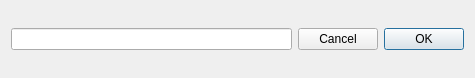
JokerSync/Joker, file libs/PhCommonUI/PhTimeCodeDialog.ui: the form before one commit.
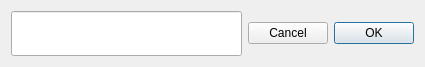
The form after the commit. Custom widgets are drawn as their Qt base class.

The edit to the form file:
```diff
--- a/libs/PhCommonUI/PhTimeCodeDialog.ui
+++ b/libs/PhCommonUI/PhTimeCodeDialog.ui
@@ -6,8 +6,8 @@
    <rect>
     <x>0</x>
     <y>0</y>
-    <width>475</width>
-    <height>78</height>
+    <width>425</width>
+    <height>45</height>
    </rect>
   </property>
   <property name="windowTitle">
@@ -15,7 +15,22 @@
   </property>
   <layout class="QHBoxLayout" name="horizontalLayout">
    <item>
-    <widget class="TimecodeEdit" name="_timecodeEdit"/>
+    <widget class="TimecodeEdit" name="_timecodeEdit">
+     <property name="sizePolicy">
+      <sizepolicy hsizetype="Expanding" vsizetype="Fixed">
+       <horstretch>0</horstretch>
+       <verstretch>0</verstretch>
+      </sizepolicy>
+     </property>
+     <property name="font">
+      <font>
+       <pointsize>25</pointsize>
+      </font>
+     </property>
+     <property name="alignment">
+      <set>Qt::AlignCenter</set>
+     </property>
+    </widget>
    </item>
    <item alignment="Qt::AlignHCenter|Qt::AlignVCenter">
     <widget class="QDialogButtonBox" name="buttonBox">
```
